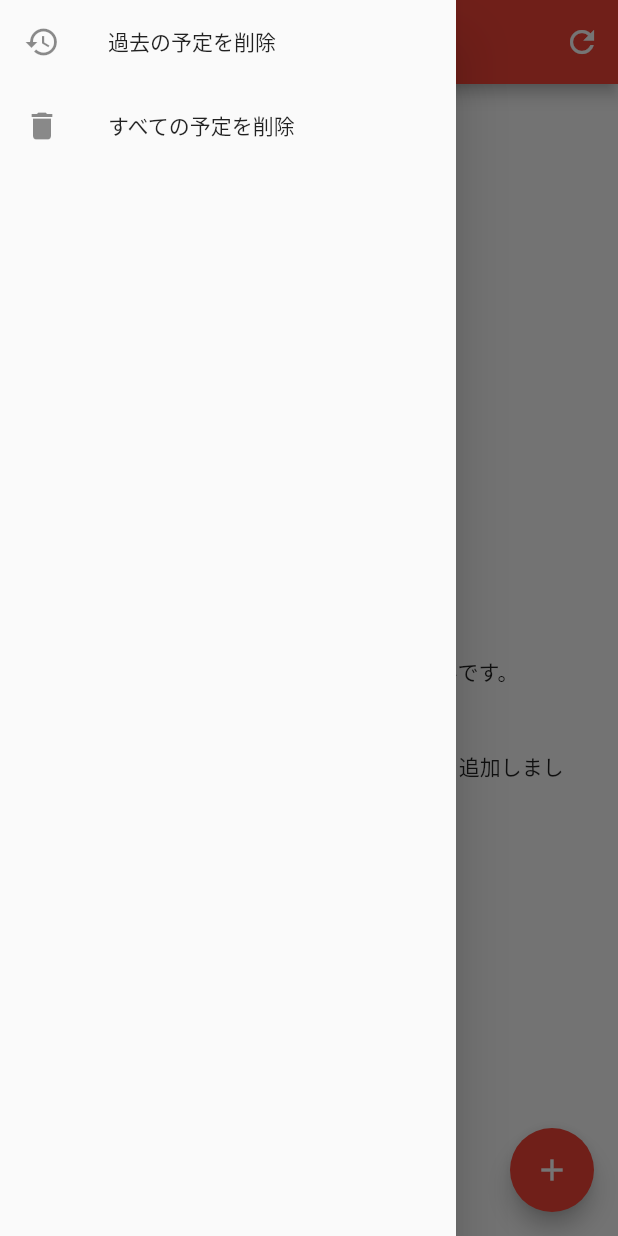
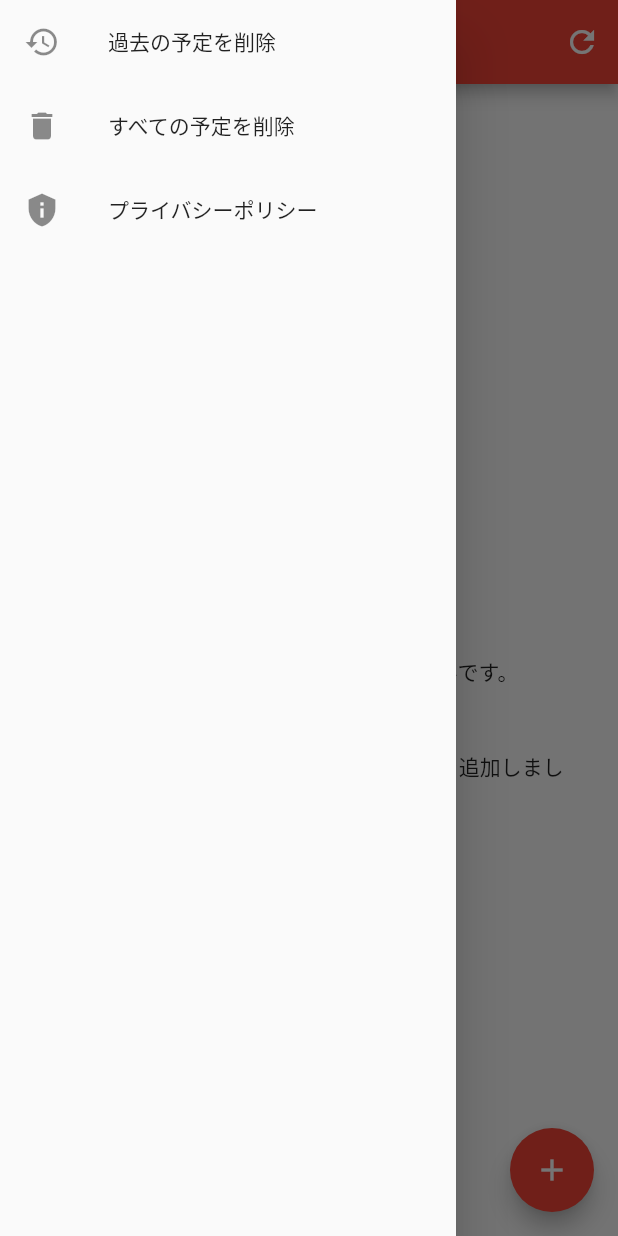
Before and after one commit to ki504178/simple_reminder, a Flutter app: the screen it shows after launch, with the side drawer open, on a phone screen of 412 x 824 dp. Run offline on Flutter 3.47's test engine with Material 2 defaults, Android fonts, the phone set to English and light mode, and no system bars; our stand-ins replace flutter_datetime_picker, flutter_local_notifications, fluttertoast, shared_preferences, timezone.

Commit message:
docs: プライバシーポリシーページ追加、アプリのメニューから表示できるようにする
- Play storeリリースに必要なため

```diff
--- a/lib/main.dart
+++ b/lib/main.dart
@@ -7,6 +7,7 @@ import 'package:sample/components/templates/create_remind.dart';
 import 'package:shared_preferences/shared_preferences.dart';
 import 'package:timezone/data/latest.dart' as tz;
 import 'package:timezone/timezone.dart' as tz;
+import 'package:url_launcher/url_launcher.dart';
 
 import 'components/molucules/confirm_dialog.dart';
 
@@ -244,7 +245,14 @@ class _MyHomePageState extends State<MyHomePage> {
                           Fluttertoast.showToast(msg: 'すべての予定を削除しました。');
                         },
                       )),
-            )
+            ),
+            ListTile(
+              leading: const Icon(Icons.privacy_tip),
+              title: const Text('プライバシーポリシー'),
+              onTap: () async {
+                await launch('https://ki504178.github.io/simple_reminder/');
+              },
+            ),
           ],
         ),
       ),
--- a/pubspec.yaml
+++ b/pubspec.yaml
@@ -48,6 +48,7 @@ dependencies:
   flutter_local_notifications: ^9.2.0
   timezone: ^0.8.0
   flutter_native_timezone: ^2.0.0
+  url_launcher: ^6.0.17
 
 dev_dependencies:
   flutter_test:
```
Also changed, not shown: pubspec.lock, 1 other file.
